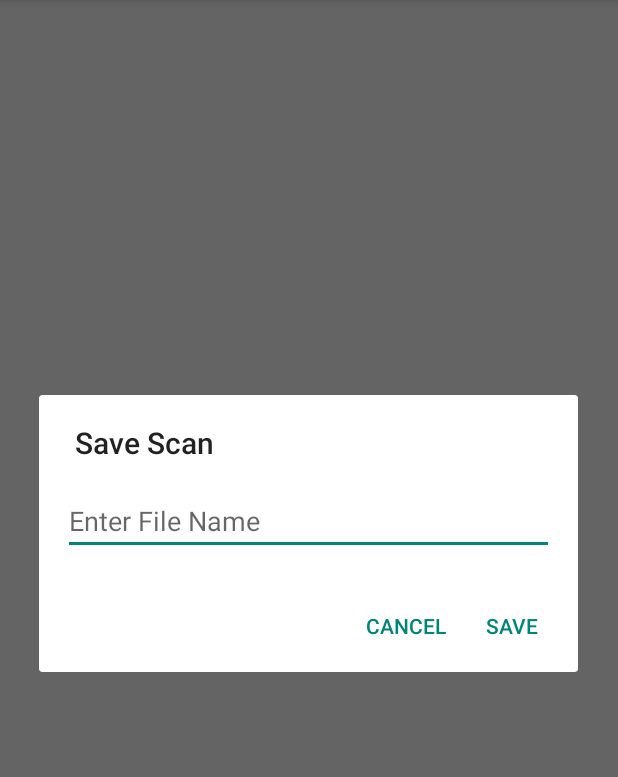
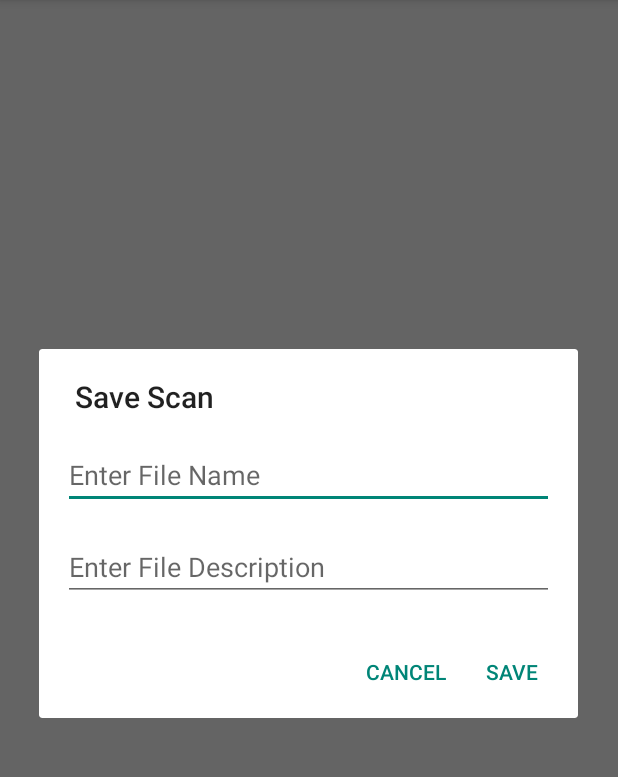
Before and after one commit to IRTSA-SoftwareProject/IRSTA-UI-Proto_2, an Android app: the ScanActivity screen opened directly, with no data from a screen before it, after a tap on "Save Scan", on a phone screen of 412 x 824 dp, the part 84-861 px from its top. Run offline under Robolectric (Android 15) with nearby library versions, the phone set to English and light mode, and no system bars; libraries missing offline, so code that uses them is left out: com.github.chrisbanes.photoview; plain views replace PhotoView; 2 statements that could not run were skipped.

Commit message:
add gallery stuff

```diff
--- a/app/src/main/AndroidManifest.xml
+++ b/app/src/main/AndroidManifest.xml
@@ -1,6 +1,9 @@
 <?xml version="1.0" encoding="utf-8"?>
 <manifest xmlns:android="http://schemas.android.com/apk/res/android"
     package="com.example.casper.irsta_ui_proto_2">
+    <uses-permission android:name="android.permission.READ_EXTERNAL_STORAGE" />
+    <uses-permission android:name="android.permission.WRITE_EXTERNAL_STORAGE" />
+
 
     <application
         android:allowBackup="true"
@@ -19,6 +22,7 @@
         <activity android:name=".ScanActivity" android:parentActivityName=".MainActivity">
         </activity>
         <activity android:name=".GalleryActivity" />
+
     </application>
 
 </manifest>
--- a/app/src/main/java/com/example/casper/irsta_ui_proto_2/MainActivity.java
+++ b/app/src/main/java/com/example/casper/irsta_ui_proto_2/MainActivity.java
@@ -2,7 +2,6 @@ package com.example.casper.irsta_ui_proto_2;
 
 import android.content.Intent;
 import android.support.annotation.NonNull;
-import android.support.design.internal.BottomNavigationItemView;
 import android.support.design.widget.BottomNavigationView;
 import android.support.v7.app.AppCompatActivity;
 import android.os.Bundle;
@@ -17,7 +16,6 @@ public class MainActivity extends AppCompatActivity {
     private Button mStartScanButton;
     private MenuItem mSettings;
     private MenuItem mSave;
-
 
     @Override
     protected void onCreate(Bundle savedInstanceState) {
--- a/app/src/main/java/com/example/casper/irsta_ui_proto_2/SaveDialog.java
+++ b/app/src/main/java/com/example/casper/irsta_ui_proto_2/SaveDialog.java
@@ -2,13 +2,26 @@ package com.example.casper.irsta_ui_proto_2;
 
 import android.app.Dialog;
 import android.content.DialogInterface;
+import android.graphics.Bitmap;
+import android.graphics.BitmapFactory;
 import android.os.Bundle;
 import android.support.v7.app.AlertDialog;
 import android.support.v7.app.AppCompatDialogFragment;
 import android.view.LayoutInflater;
 import android.view.View;
+import android.widget.EditText;
+
+import com.example.casper.irsta_ui_proto_2.model.Scan;
+import com.example.casper.irsta_ui_proto_2.model.ScanAccessObject;
+import com.example.casper.irsta_ui_proto_2.model.ScanInterface;
+
+import java.util.List;
 
 public class SaveDialog extends AppCompatDialogFragment {
+
+    private EditText mFname;
+    private EditText mDescription;
+    public Bitmap mBitmap;
 
     //Function that creates a dialog
     @Override
@@ -18,18 +31,45 @@ public class SaveDialog extends AppCompatDialogFragment {
         //Define where to get the layout from for the dialogs view
         View view = inflater.inflate(R.layout.dialog_save, null);
 
+        Bundle passedData = getArguments();
+//        final byte[] imageToSave = passedData.getByteArray("passedImage");
+
+
+        mFname = view.findViewById(R.id.fName);
+        mDescription = view.findViewById(R.id.fDescription);
+
         //set the characteristics of the dialog view
         builder.setView(view)
                 .setTitle("Save Scan")
                 //Create the cancel button
                 .setNegativeButton("Cancel", new DialogInterface.OnClickListener() {
                     public void onClick(DialogInterface dialogInterface, int i) {
+
                     }
                 })
                 //Create the save button
                 .setPositiveButton("Save", new DialogInterface.OnClickListener() {
                     public void onClick(DialogInterface dialogInterface, int i) {
-//                        save code stuff here =)
+
+                        ScanInterface scanAccessObject = new ScanAccessObject(getContext());
+
+                        Scan testScan = new Scan();
+                        testScan.name = mFname.getText().toString();
+                        testScan.description = mDescription.getText().toString();
+                        //testScan.image = BitmapFactory.decodeByteArray(R.drawable.phase,0, R.drawable.phase.length);
+                        testScan.image = BitmapFactory.decodeResource(getContext().getResources(), R.drawable.phase);
+
+                        scanAccessObject.insertScan(testScan);
+
+                        List<Scan> allScans;
+
+                        allScans = scanAccessObject.getAllScans();
+
+                        for (Scan scan : allScans) {
+                            System.out.println(scan.name);
+                        }
+
+                        System.out.println();
                     }
                 });
         //Build the dialog in order for it to popup
--- a/app/src/main/java/com/example/casper/irsta_ui_proto_2/ScanActivity.java
+++ b/app/src/main/java/com/example/casper/irsta_ui_proto_2/ScanActivity.java
@@ -1,17 +1,15 @@
 package com.example.casper.irsta_ui_proto_2;
 
+import android.graphics.Bitmap;
 import android.os.Bundle;
 import android.support.v7.app.AppCompatActivity;
-import android.support.v7.widget.Toolbar;
 import android.view.Menu;
 import android.view.MenuInflater;
 import android.view.MenuItem;
-import android.view.View;
-import android.widget.Button;
-import android.widget.ImageView;
-import android.widget.PopupMenu;
 
 import com.github.chrisbanes.photoview.PhotoView;
+
+import java.io.ByteArrayOutputStream;
 
 public class ScanActivity extends AppCompatActivity {
 
@@ -55,7 +53,15 @@ public class ScanActivity extends AppCompatActivity {
     //Function that calls SaveDialog in order to create a popup dialog
     public void openSaveDialog() {
         SaveDialog saveDialog = new SaveDialog();
+        Bundle imageBundle = new Bundle();
+
+
+
+
+//        imageBundle.putByteArray("passedImage", bytearraygoeshere);
+        saveDialog.setArguments(imageBundle);
         saveDialog.show(getSupportFragmentManager(), "Save Dialog");
+
     }
 
     private void initialiseUI() {
--- /dev/null
+++ b/app/src/main/java/com/example/casper/irsta_ui_proto_2/model/ScanInterface.java
@@ -0,0 +1,23 @@
+package com.example.casper.irsta_ui_proto_2.model;
+
+import java.util.List;
+
+public interface ScanInterface {
+    String TABLE_SCAN = "SCAN";
+    String COLUMN_NAME = "Name";
+    String COLUMN_DESCRIPTION = "Description";
+    String COLUMN_IMAGE = "Image";
+    String COLUMN_ID = "Id"; // Unique Identifier
+
+    String CREATE_SCAN_TABLE = "CREATE TABLE " + TABLE_SCAN +
+            "(" +
+                "Id INTEGER NOT NULL PRIMARY KEY AUTOINCREMENT," +
+                "Name VARCHAR(255) NOT NULL," +
+                "Description VARCHAR(255) NOT NULL," +
+                "Image varbinary(1000) NOT NULL" +
+            ")";
+
+    List<Scan> getAllScans();
+    Boolean insertScan(Scan scan);
+    Boolean deleteScan(Integer scanId);
+}
--- a/app/src/main/res/layout/activity_gallery.xml
+++ b/app/src/main/res/layout/activity_gallery.xml
@@ -17,8 +17,9 @@
         app:menu="@menu/nav" />
 
     <android.support.v7.widget.RecyclerView
-        android:id="@+id/scanGallery"
+        android:id="@+id/recyclerView"
         android:layout_width="match_parent"
-        android:layout_height="match_parent" />
+        android:layout_height="wrap_content"
+        android:scrollbars="vertical" />
 
 </android.support.constraint.ConstraintLayout>
--- a/app/src/main/res/layout/dialog_save.xml
+++ b/app/src/main/res/layout/dialog_save.xml
@@ -1,6 +1,7 @@
 <?xml version="1.0" encoding="utf-8"?>
 <android.support.constraint.ConstraintLayout
     xmlns:android="http://schemas.android.com/apk/res/android"
+    xmlns:app="http://schemas.android.com/apk/res-auto"
     xmlns:tools="http://schemas.android.com/tools"
     android:layout_width="match_parent"
     android:layout_height="match_parent"
@@ -8,10 +9,22 @@
 
 
     <EditText
-        android:id="@+id/editText"
+        android:id="@+id/fName"
         android:layout_width="match_parent"
         android:layout_height="wrap_content"
         android:hint="Enter File Name"
         android:inputType="text"
-         />
+        tools:layout_editor_absoluteX="16dp"
+        tools:layout_editor_absoluteY="16dp" />
+
+    <EditText
+        android:id="@+id/fDescription"
+        android:layout_width="match_parent"
+        android:layout_height="wrap_content"
+        android:layout_marginTop="16dp"
+        android:hint="Enter File Description"
+        android:inputType="text"
+        app:layout_constraintTop_toBottomOf="@+id/fName"
+        tools:layout_editor_absoluteX="16dp" />
+
 </android.support.constraint.ConstraintLayout>
```
Also changed, not shown: app/build.gradle (+5 -4 lines), app/src/main/java/com/example/casper/irsta_ui_proto_2/GalleryActivity.java (+22 -0 lines), app/src/main/java/com/example/casper/irsta_ui_proto_2/GalleryAdapter.java (added, +62 -0 lines), app/src/main/java/com/example/casper/irsta_ui_proto_2/model/Scan.java (added, +10 -0 lines), app/src/main/java/com/example/casper/irsta_ui_proto_2/model/ScanAccessObject.java (added, +88 -0 lines), app/src/main/res/layout/gallery_item.xml (added, +32 -0 lines), app/src/main/res/drawable/dst_crest_logo.png (deleted), app/src/main/res/drawable/swinburne.gif (deleted).
